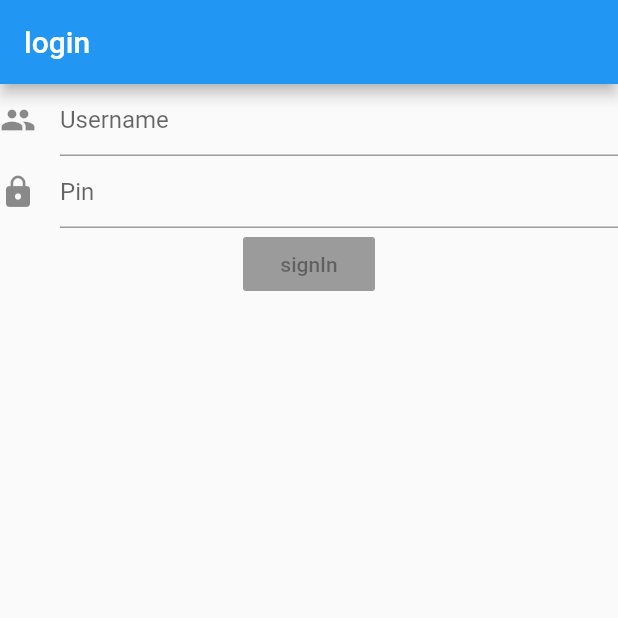
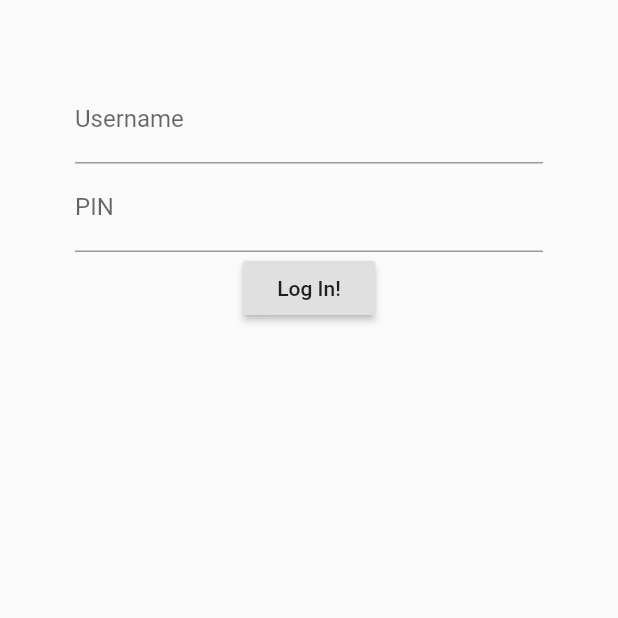
Before and after one commit to ralvarezlo/flutter_app_hw2, a Flutter app: the screen it shows after launch, on a phone screen of 412 x 824 dp, the top half of it. Run offline on Flutter 3.47's test engine with Material 2 defaults, Android fonts, the phone set to English and light mode, and no system bars.

Commit message:
implement login from the book and started the post request method

```diff
--- a/lib/Login.dart
+++ b/lib/Login.dart
@@ -2,71 +2,147 @@ import 'package:flutter/material.dart';
 
 
 class LoginPage extends StatefulWidget {
+  LoginPage({Key key}) : super(key : key);
+
   @override
   _LoginPageState createState() => _LoginPageState();
 }
 
-class _LoginPageState extends State<LoginPage> {
-  @override
-  Widget build(BuildContext context) {
-    return Scaffold(
-      appBar: AppBar(
-        // Here we take the value from the MyHomePage object that was created by
-        // the App.build method, and use it to set our appbar title.
-        title: Text("login"),
 
-      ),
-      body: Center(
-        child: ListView(
-          children: <Widget>[
-            userInputs(),
-           // siginButton(),
-          ],
-        ),
-      ),
-    );
-  }
+class LoginData {
+  String username = "";
+  String PIN = "";
+}
+
+//
+//
+//class _LoginPageState extends State<LoginPage> {
+//  @override
+//  Widget build(BuildContext context) {
+//    return Scaffold(
+//      appBar: AppBar(
+//        // Here we take the value from the MyHomePage object that was created by
+//        // the App.build method, and use it to set our appbar title.
+//        title: Text("login"),
+//
+//      ),
+//      body: Center(
+//        child: ListView(
+//          children: <Widget>[
+//            userInputs(),
+//           // siginButton(),
+//          ],
+//        ),
+//      ),
+//    );
+//  }
+//
+//
+//
+//
+//  Container userInputs(){
+//    return Container(
+//      child: Column (
+//        children: <Widget>[
+//      //    Form(
+//
+//
+//
+//              txtForm("Username", Icons.people),
+//              txtForm("Pin", Icons.lock),
+//              button("signIn")
+//
+//   //       )
+//
+//        ],
+//      ),
+//    );
+//  }
+//
+//
+//
+//
+//  TextFormField txtForm(String title, IconData icon){
+//    return TextFormField(
+//      decoration: InputDecoration(
+//        hintText: title,
+//        icon: Icon(icon)
+//      ),
+//    );
+//  }
+//
+//  Container button(String title){
+//    return Container(
+//      child: RaisedButton(
+//        //onPressed: sigIn(),
+//        child: Text(title),
+//      ),
+//
+//    );
+//
+//  }
+//}
 
 
-  Container userInputs(){
-    return Container(
-      child: Column (
-        children: <Widget>[
-      //    Form(
+class _LoginPageState extends State {
+  LoginData _loginData = new LoginData();
+  GlobalKey<FormState> _formKey = new GlobalKey<FormState>();
+  @override
+  Widget build(BuildContext inContext) {
+    return MaterialApp(home : Scaffold(
+        body : Container(
+            padding : EdgeInsets.all(50.0),
+            child : Form(
+                key : this._formKey,
+                child : Column(
+                    children : [
+                      TextFormField(
+                          keyboardType :
+                          TextInputType.emailAddress,
+                          validator : (String inValue) {
+                            if (inValue.length == 0) {
+                              return "Please enter username";
+                            }
 
+                            return null;
+                          },
+                          onSaved: (String inValue) {
+                            this._loginData.username = inValue;
+                          },
+                          decoration : InputDecoration(
+                              labelText : "Username"
+                          )
+                      ),
+                      TextFormField(
+                          obscureText : true,
+                          validator : (String inValue) {
+                            if (inValue.length < 10) {
+                              return "Password must be >=10 in length";
+                            }
+                            return null;
+                          },
+                          onSaved : (String inValue) {
+                            this._loginData.PIN = inValue;
+                          },
+                          decoration : InputDecoration(
 
-
-              txtForm("Username", Icons.people),
-              txtForm("Pin", Icons.lock),
-              button("signIn")
-
-   //       )
-
-        ],
-      ),
-    );
-  }
-
-
-
-
-  TextFormField txtForm(String title, IconData icon){
-    return TextFormField(
-      decoration: InputDecoration(
-        hintText: title,
-        icon: Icon(icon)
-      ),
-    );
-  }
-
-  Container button(String title){
-    return Container(
-      child: RaisedButton(
-        //onPressed: sigIn(),
-        child: Text(title),
-      ),
-
-    );
-
+                              labelText : "PIN"
+                          )
+                      ),
+                      RaisedButton(
+                          child : Text("Log In!"),
+                          onPressed : () {
+                            if (_formKey.currentState.validate()) {
+                              _formKey.currentState.save();
+                              print("Username: ${_loginData.username}");
+                              print("Password: ${_loginData.PIN}");
+                            }
+                          }
+                      )
+                    ]
+                )
+            )
+        )
+    ));
   }
 }
--- a/lib/main.dart
+++ b/lib/main.dart
@@ -5,6 +5,7 @@ void main() => runApp(MyApp());
 
 class MyApp extends StatelessWidget {
   // This widget is the root of your application.
+  MyApp({Key key}) : super(key : key);
   @override
   Widget build(BuildContext context) {
     return MaterialApp(
```
Also changed, not shown: lib/WebClient.dart (+13 -0 lines).
